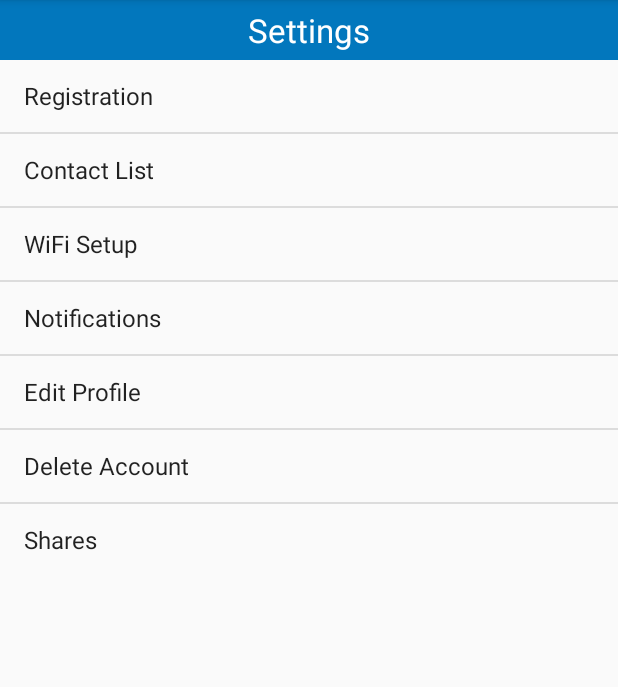
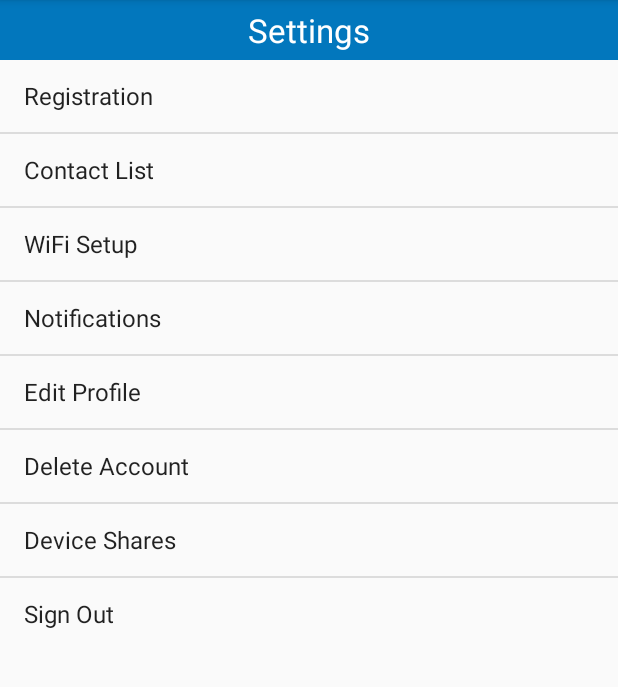
Before and after one commit to ntt-comware-tsd-so-dev/my_application, an Android app: the fragment SettingsFragment shown on its own in the app's theme, after a tap on "Contact List", on a phone screen of 412 x 824 dp, the part 84-771 px from its top. Run offline under Robolectric (Android 15) with nearby library versions, the phone set to English and light mode, and no system bars; 1 statement that could not run was skipped.

Commit message:
Move Settings page to use a menu resource, add sign out entry

```diff
--- a/app/src/main/java/com/aylanetworks/agilelink/MainActivity.java
+++ b/app/src/main/java/com/aylanetworks/agilelink/MainActivity.java
@@ -544,23 +544,6 @@ public class MainActivity extends ActionBarActivity implements SignUpDialog.Sign
         return true;
     }
 
-    @Override
-    public boolean onOptionsItemSelected(MenuItem item) {
-        // Handle action bar item clicks here. The action bar will
-        // automatically handle clicks on the Home/Up button, so long
-        // as you specify a parent activity in AndroidManifest.xml.
-        int id = item.getItemId();
-
-        //noinspection SimplifiableIfStatement
-        if (id == R.id.action_logout) {
-            SessionManager.stopSession();
-            showLoginDialog();
-            return true;
-        }
-
-        return super.onOptionsItemSelected(item);
-    }
-
     /**
      * Launches the sign-up dialog
      */
--- a/app/src/main/java/com/aylanetworks/agilelink/fragments/SettingsFragment.java
+++ b/app/src/main/java/com/aylanetworks/agilelink/fragments/SettingsFragment.java
@@ -8,8 +8,12 @@ import android.os.Message;
 import android.support.annotation.Nullable;
 import android.support.v4.app.Fragment;
 import android.support.v4.app.FragmentTransaction;
+import android.support.v7.internal.view.menu.MenuBuilder;
 import android.util.Log;
 import android.view.LayoutInflater;
+import android.view.Menu;
+import android.view.MenuInflater;
+import android.view.MenuItem;
 import android.view.View;
 import android.view.ViewGroup;
 import android.widget.AdapterView;
@@ -28,6 +32,9 @@ import com.aylanetworks.agilelink.framework.SessionManager;
 import org.json.JSONException;
 import org.json.JSONObject;
 
+import java.util.ArrayList;
+import java.util.List;
+
 /*
  * SettingsFragment.java
  * AgileLink Application Framework
@@ -39,15 +46,7 @@ import org.json.JSONObject;
 public class SettingsFragment extends Fragment implements AdapterView.OnItemClickListener {
     private final static String LOG_TAG = "SettingsFragment";
     private ListView _listView;
-
-    // List view indexes
-    private final int INDEX_REGISTRATION = 0;
-    private final int INDEX_CONTACTS = 1;
-    private final int INDEX_WIFI_SETUP = 2;
-    private final int INDEX_NOTIFICATIONS = 3;
-    private final int INDEX_PROFILE = 4;
-    private final int INDEX_DELETE_ACCOUNT = 5;
-    private final int INDEX_SHARES = 6;
+    private List<MenuItem> _menuItems;
 
     public static SettingsFragment newInstance() {
         return new SettingsFragment();
@@ -57,7 +56,19 @@ public class SettingsFragment extends Fragment implements AdapterView.OnItemClic
     public View onCreateView(LayoutInflater inflater, @Nullable ViewGroup container, @Nullable Bundle savedInstanceState) {
         View view = inflater.inflate(R.layout.fragment_settings, container, false);
         _listView = (ListView)view.findViewById(R.id.listView);
-        ArrayAdapter<CharSequence>adapter = ArrayAdapter.createFromResource(getActivity(), R.array.settings_items, android.R.layout.simple_list_item_1);
+
+        // Load the menu resource. We will be using the menu items in our listview.
+        Menu menu = new MenuBuilder(getActivity());
+        new MenuInflater(getActivity()).inflate(R.menu.menu_settings, menu);
+
+        _menuItems = new ArrayList<MenuItem>();
+        for ( int i = 0; i < menu.size(); i++ ) {
+            MenuItem item = menu.getItem(i);
+            Log.d(LOG_TAG, "Menu item " + i + ": " + item);
+            _menuItems.add(item);
+        }
+
+        ArrayAdapter<MenuItem>adapter = new ArrayAdapter<MenuItem>(getActivity(), android.R.layout.simple_list_item_1, _menuItems);
         _listView.setAdapter(adapter);
         _listView.setOnItemClickListener(this);
 
@@ -169,36 +180,56 @@ public class SettingsFragment extends Fragment implements AdapterView.OnItemClic
         MainActivity.getInstance().pushFragment(frag);
     }
 
+    private void signOut() {
+        // Confirm
+        new AlertDialog.Builder(getActivity())
+                .setTitle(R.string.confirm_sign_out)
+                .setMessage(R.string.confirm_sign_out_message)
+                .setPositiveButton(android.R.string.yes, new DialogInterface.OnClickListener() {
+                            @Override
+                            public void onClick(DialogInterface dialog, int which) {
+                                SessionManager.stopSession();
+                            }
+                        })
+                .setNegativeButton(android.R.string.no, null)
+                .create().show();
+    }
+
     @Override
     public void onItemClick(AdapterView<?> parent, View view, int position, long id) {
         Log.d(LOG_TAG, "onItemClick: " + position);
-        switch ( position ) {
-            case INDEX_REGISTRATION:
+        MenuItem item = _menuItems.get(position);
+        switch ( item.getItemId() ) {
+            case R.id.action_registration:
                 handleRegistration();
                 break;
 
-            case INDEX_CONTACTS:
+            case R.id.action_contact_list:
                 handleContacts();
                 break;
 
-            case INDEX_WIFI_SETUP:
+            case R.id.action_wifi_setup:
                 handleWiFiSetup();
                 break;
 
-            case INDEX_NOTIFICATIONS:
+            case R.id.action_notifications:
                 handleNotifications();
                 break;
 
-            case INDEX_PROFILE:
+            case R.id.action_edit_profile:
                 updateProfile();
                 break;
 
-            case INDEX_DELETE_ACCOUNT:
+            case R.id.action_delete_account:
                 deleteAccount();
                 break;
 
-            case INDEX_SHARES:
+            case R.id.action_shares:
                 handleShares();
+                break;
+
+            case R.id.action_sign_out:
+                signOut();
                 break;
 
             default:
--- a/app/src/main/res/menu/menu_main.xml
+++ b/app/src/main/res/menu/menu_main.xml
@@ -3,8 +3,4 @@
       xmlns:tools="http://schemas.android.com/tools"
       tools:context=".MainActivity">
 
-    <item android:id="@+id/action_logout"
-          android:title="@string/log_out"
-          android:orderInCategory="100"
-          app:showAsAction="never"/>
 </menu>
--- /dev/null
+++ b/app/src/main/res/menu/menu_settings.xml
@@ -0,0 +1,35 @@
+<?xml version="1.0" encoding="utf-8"?>
+<menu xmlns:android="http://schemas.android.com/apk/res/android">
+    <item android:id="@+id/action_registration"
+          android:title="@string/registration"
+          android:orderInCategory="100"/>
+
+    <item android:id="@+id/action_contact_list"
+          android:title="@string/contact_list"
+          android:orderInCategory="101"/>
+
+    <item android:id="@+id/action_wifi_setup"
+          android:title="@string/wifi_setup"
+          android:orderInCategory="102"/>
+
+    <item android:id="@+id/action_notifications"
+          android:title="@string/notifications"
+          android:orderInCategory="103"/>
+
+    <item android:id="@+id/action_edit_profile"
+          android:title="@string/edit_profile"
+          android:orderInCategory="104"/>
+
+    <item android:id="@+id/action_delete_account"
+          android:title="@string/delete_account"
+          android:orderInCategory="105"/>
+
+    <item android:id="@+id/action_shares"
+          android:title="@string/shares"
+          android:orderInCategory="106"/>
+
+    <item android:id="@+id/action_sign_out"
+          android:title="@string/sign_out"
+          android:orderInCategory="107"/>
+
+</menu>
--- a/app/src/main/res/values/strings.xml
+++ b/app/src/main/res/values/strings.xml
@@ -166,17 +166,6 @@
         <item>Display</item>
     </string-array>
 
-    <!-- Settings menu items -->
-    <string-array name="settings_items">
-        <item>Registration</item>
-        <item>Contact List</item>
-        <item>WiFi Setup</item>
-        <item>Notifications</item>
-        <item>Edit Profile</item>
-        <item>Delete Account</item>
-        <item>Shares</item>
-    </string-array>
-
     <!-- Add device or group menu items -->
     <string-array name="device_or_group_items">
         <item>Manage devices in this group</item>
@@ -302,6 +291,13 @@
     <string name="share_email_address_required">Please enter the email address of the Ayla account holder you would like to share with</string>
     <string name="rename_device_text">Enter the name for your device below:</string>
     <string name="change_name_fail">An error occurred while trying to change the name of your device. Please try again later.</string>
+    <string name="registration">Registration</string>
+    <string name="contact_list">Contact List</string>
+    <string name="edit_profile">Edit Profile</string>
+    <string name="delete_account">Delete Account</string>
+    <string name="sign_out">Sign Out</string>
+    <string name="confirm_sign_out">Sign Out?</string>
+    <string name="confirm_sign_out_message">Do you wish to sign out?</string>
 
 
 </resources>
```
